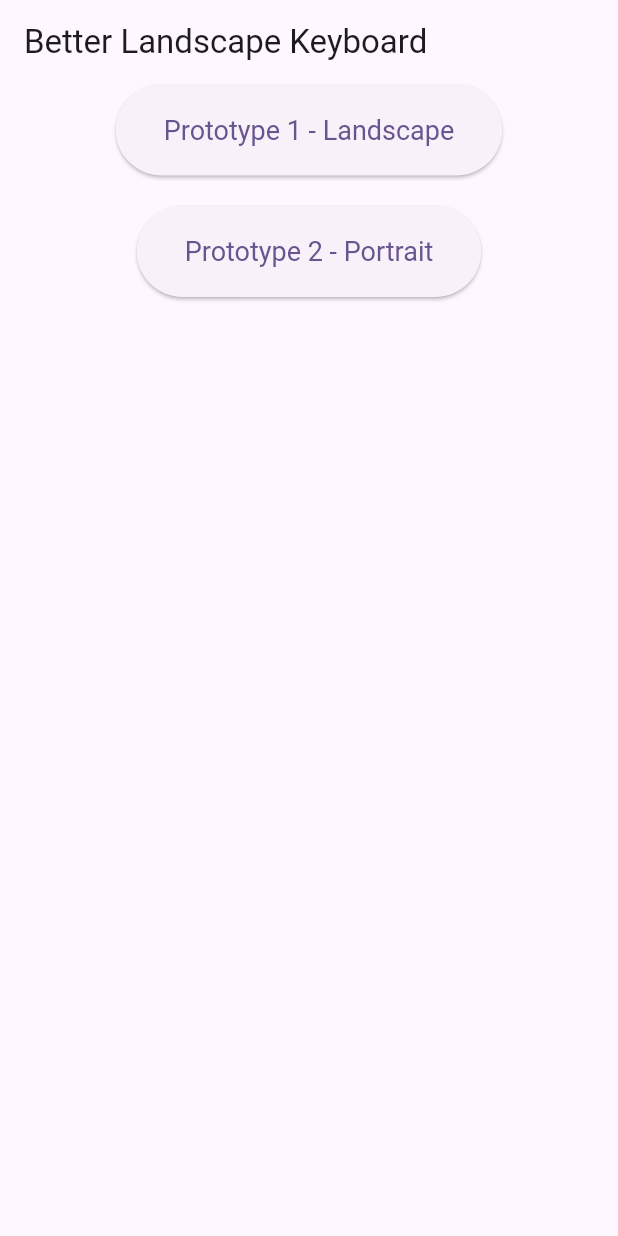
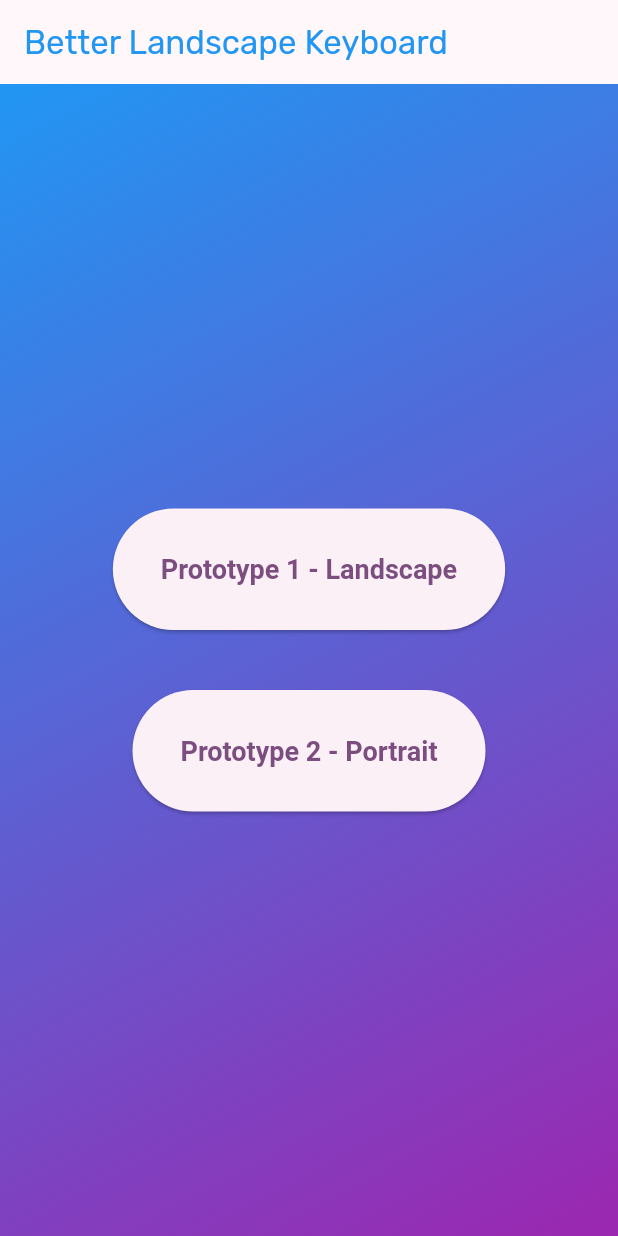
Before and after one commit to millanee/Better-Keyboard, a Flutter app: the screen it shows after launch, on a phone screen of 412 x 824 dp. Run offline on Flutter 3.47's test engine with Material 3 defaults, Android fonts, the phone set to English and light mode, and no system bars; our stand-ins replace google_fonts.

Commit message:
style: Start Screen

```diff
--- a/mc_keyboard/lib/landscape_keyboard.dart
+++ b/mc_keyboard/lib/landscape_keyboard.dart
@@ -11,7 +11,7 @@ class LandscapeTypingScreen extends StatefulWidget {
 
 class _LandscapeTypingScreenState extends State<LandscapeTypingScreen> {
   final String templateText =
-      'This text needs to be typed by the participants. This text needs to be typed by the participants. This text needs to be typed by the participants. This text needs to be typed by the participants. This text needs to be typed by the participants. This text needs to be typed by the participants. This text needs to be typed by the participants.';
+      'Thi text needs to be typed by the participants. This text needs to be typed by the participants. This text needs to be typed by the participants. This text needs to be typed by the participants. This text needs to be typed by the participants. This text needs to be typed by the participants. This text needs to be typed by the participants.';
   String typedText = '';
   bool isShiftActive = false; // shift key state
 
--- a/mc_keyboard/lib/main.dart
+++ b/mc_keyboard/lib/main.dart
@@ -1,5 +1,6 @@
 import 'package:flutter/material.dart';
 import 'package:mc_keyboard/start_screen.dart';
+import 'package:google_fonts/google_fonts.dart';
 
 void main() {
   runApp(const MyApp());
@@ -13,8 +14,9 @@ class MyApp extends StatelessWidget {
     return MaterialApp(
       title: 'Landscape Keyboard Demo',
       theme: ThemeData(
-        colorScheme: ColorScheme.fromSeed(seedColor: Colors.deepPurple),
+        colorScheme: ColorScheme.fromSeed(seedColor: Colors.purple),
         useMaterial3: true,
+        textTheme: GoogleFonts.rubikTextTheme(),
       ),
       home: const StartScreen(),
       debugShowCheckedModeBanner: false,
--- a/mc_keyboard/lib/start_screen.dart
+++ b/mc_keyboard/lib/start_screen.dart
@@ -8,17 +8,38 @@ class StartScreen extends StatelessWidget {
   @override
   Widget build(BuildContext context) {
     return Scaffold(
-      appBar: AppBar(title: const Text('Better Landscape Keyboard')),
-      body: Center(
+      appBar: AppBar(
+        title: const Text(
+          'Better Landscape Keyboard',
+          style: TextStyle(color: Colors.blue),
+        ),
+      ),
+
+      body: Container(
+        decoration: const BoxDecoration(
+          gradient: LinearGradient(
+            colors: [Colors.blue, Colors.purple], // Choose your colors
+            begin: Alignment.topLeft,
+            end: Alignment.bottomRight,
+          ),
+        ),
+
+        child: Center(
           child: Column(
+            mainAxisAlignment: MainAxisAlignment.center,
+            crossAxisAlignment: CrossAxisAlignment.center,
+
             children: [
               ElevatedButton(
                 style: ElevatedButton.styleFrom(
                   padding: const EdgeInsets.symmetric(
                     horizontal: 32,
-                  vertical: 20,
+                    vertical: 30,
                   ),
-                textStyle: const TextStyle(fontSize: 18),
+                  textStyle: const TextStyle(
+                    fontSize: 18,
+                    fontWeight: FontWeight.w600,
+                  ),
                   minimumSize: const Size(200, 60),
                 ),
                 onPressed: () {
@@ -31,14 +52,19 @@ class StartScreen extends StatelessWidget {
                 },
                 child: const Text("Prototype 1 - Landscape"),
               ),
-            const SizedBox(height: 20),
+
+              const SizedBox(height: 40),
+
               ElevatedButton(
                 style: ElevatedButton.styleFrom(
                   padding: const EdgeInsets.symmetric(
                     horizontal: 32,
-                  vertical: 20,
+                    vertical: 30,
                   ),
-                textStyle: const TextStyle(fontSize: 18),
+                  textStyle: const TextStyle(
+                    fontSize: 18,
+                    fontWeight: FontWeight.w600,
+                  ),
                   minimumSize: const Size(200, 60),
                 ),
                 onPressed: () {
@@ -54,6 +80,7 @@ class StartScreen extends StatelessWidget {
             ],
           ),
         ),
+      ),
     );
   }
 }
--- a/mc_keyboard/pubspec.yaml
+++ b/mc_keyboard/pubspec.yaml
@@ -34,6 +34,7 @@ dependencies:
   # The following adds the Cupertino Icons font to your application.
   # Use with the CupertinoIcons class for iOS style icons.
   cupertino_icons: ^1.0.8
+  google_fonts: ^6.2.1
 
 dev_dependencies:
   flutter_test:
```
Also changed, not shown: 1 other file. Lines whose indentation alone changed are shown as unchanged.
